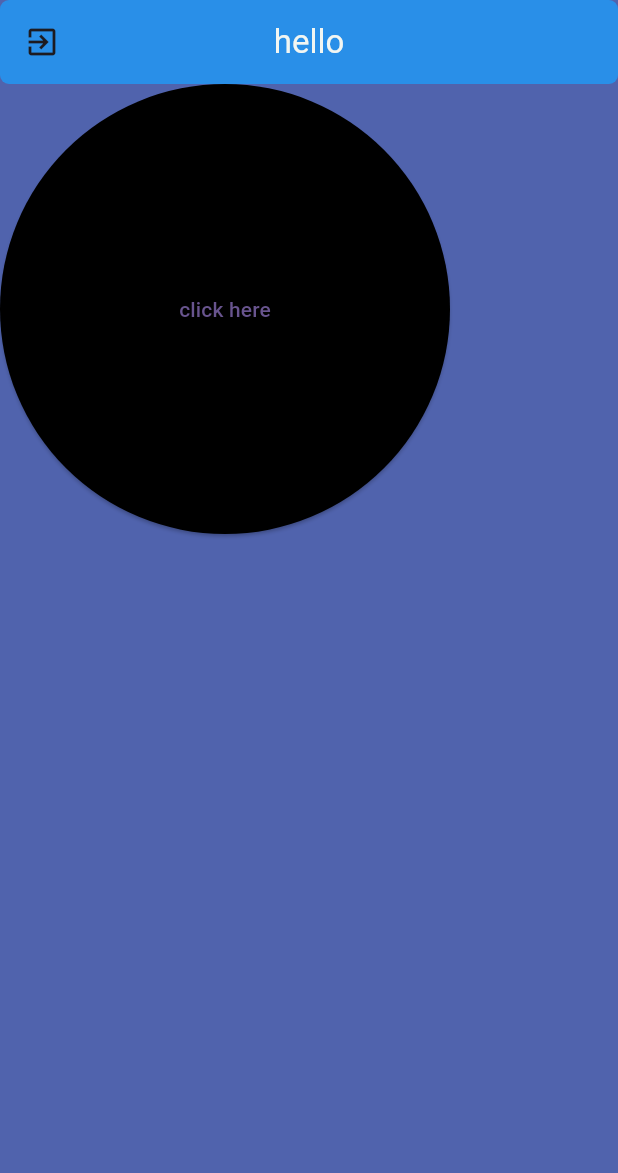
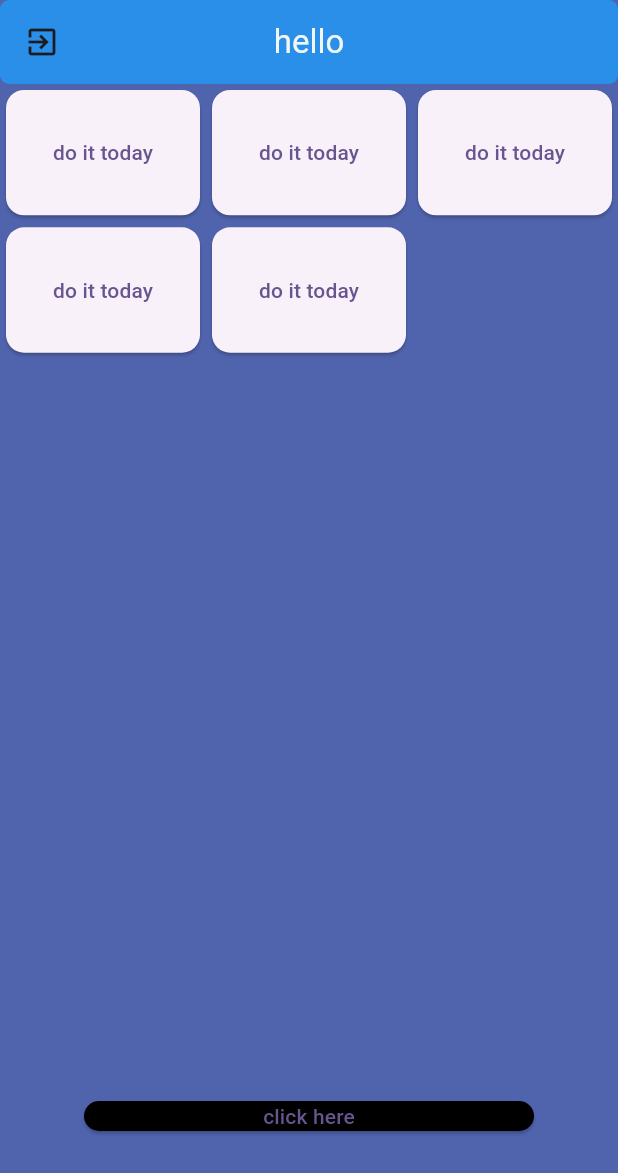
Before and after one commit to SDE-Ashik/flutter-basic, a Flutter app: the StckbarWidget screen opened directly, on a phone screen of 412 x 824 dp. Shown: the top 1173 px of the screen. Run offline on Flutter 3.47's test engine with Material 3 defaults, Android fonts, the phone set to English and light mode, and no system bars.

Commit message:
sna
git commit -m sna

```diff
--- a/lib/widget/snackbar1.dart
+++ b/lib/widget/snackbar1.dart
@@ -6,8 +6,6 @@ class StckbarWidget extends StatelessWidget {
 
   @override
   Widget build(BuildContext context) {
-
-
     return Scaffold(
       backgroundColor: Color.fromARGB(255, 80, 99, 173),
       appBar: AppBar(
@@ -18,10 +16,10 @@ class StckbarWidget extends StatelessWidget {
           },
           icon: Icon(Icons.exit_to_app),
         ),
-        title: Text(
+        title: const Text(
           "hello",
           style: TextStyle(
-            color: const Color.fromARGB(255, 242, 246, 242),
+            color: Color.fromARGB(255, 242, 246, 242),
           ),
         ),
         centerTitle: true,
@@ -29,25 +27,44 @@ class StckbarWidget extends StatelessWidget {
         shape: RoundedRectangleBorder(borderRadius: BorderRadius.circular(6)),
         backgroundColor: Colors.blue,
       ),
-      body: Container(
+      body: Column(
+        children: [
+          Expanded(
+            child: GridView.builder(
+              gridDelegate: const SliverGridDelegateWithFixedCrossAxisCount(
+                  crossAxisCount: 3, childAspectRatio: 3 / 2),
+              itemCount: 5,
+              itemBuilder: (context, index) {
+                return Card(
+                  child: GridTile(child: TextButton(onPressed: (){}, child: Text("do it today")),),
+                );
+              },
+            ),
+          ),
 
-        height: 300,
+          Container(
+            margin: EdgeInsets.symmetric(horizontal: 4,vertical: 70),
+            child: Center(
+              child: Container(
+                height: 20,
                 width: 300,
                 child: Center(
                   child: ElevatedButton(
-
                     onPressed: () {
                       final snackbar = SnackBar(
                         backgroundColor: Colors.red,
                         duration: Duration(milliseconds: 5000),
                         behavior: SnackBarBehavior.floating,
                         elevation: 4,
-                shape: RoundedRectangleBorder(borderRadius: BorderRadius.circular(43)),
+                        shape: RoundedRectangleBorder(
+                            borderRadius: BorderRadius.circular(43)),
                         action: SnackBarAction(
                           label: "home",
                           onPressed: () {
-                    Navigator.push(context,
-                        MaterialPageRoute(builder: (context) => HomePage()));
+                            Navigator.push(
+                                context,
+                                MaterialPageRoute(
+                                    builder: (context) => HomePage()));
                           },
                           textColor: Colors.green,
                         ),
@@ -65,6 +82,10 @@ class StckbarWidget extends StatelessWidget {
                   ),
                 ),
               ),
+            ),
+          ),
+        ],
+      ),
     );
   }
 }
```
Lines whose indentation alone changed are shown as unchanged.
